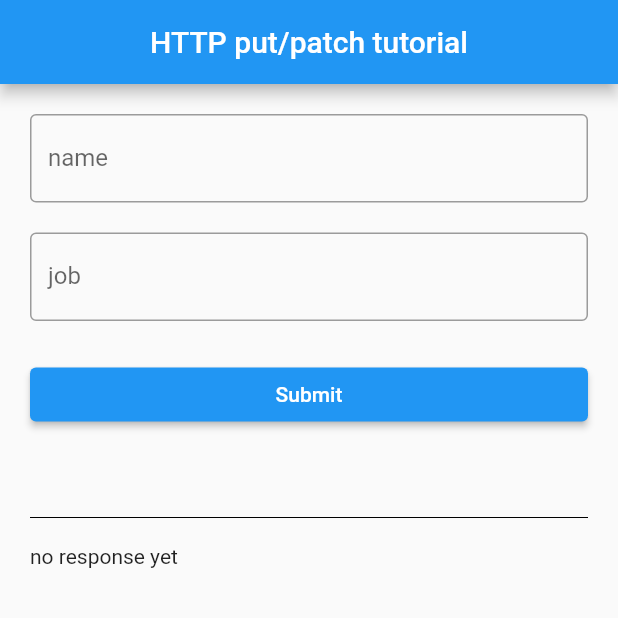
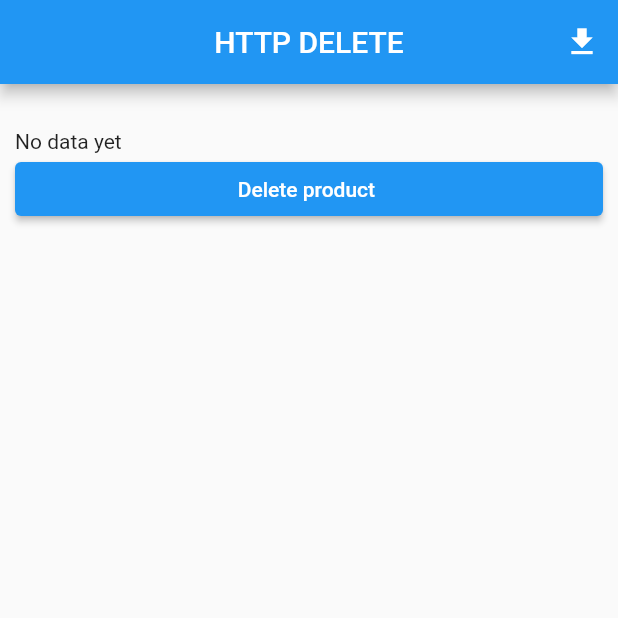
Before and after one commit to AlsoKnownAsZira/flutteringpt5, a Flutter app: the screen it shows after launch, on a phone screen of 412 x 824 dp, the top half of it. Run offline on Flutter 3.47's test engine with Material 2 defaults, Android fonts, the phone set to English and light mode, and no system bars.

Commit message:
completing deleteHttp

```diff
--- a/lib/main.dart
+++ b/lib/main.dart
@@ -4,7 +4,8 @@ import 'package:flutter/material.dart';
 //import 'pages/getHttp.dart';
 //import 'pages/postHttp.dart';
 import 'pages/putHttp.dart';
-//import 'pages/getHttp.dart';
+import 'pages/deleteHttp.dart';
+
 // ignore_for_file: prefer_const_constructors
 void main() {
   runApp(const ziraApp());
@@ -16,7 +17,7 @@ class ziraApp extends StatelessWidget {
     @override
   Widget build(BuildContext context) {
     return const MaterialApp(
-      home: putHttp(),
+      home: deleteHttp(),
       debugShowCheckedModeBanner: false,
     );
   }
--- /dev/null
+++ b/lib/pages/deleteHttp.dart
@@ -0,0 +1,61 @@
+import 'dart:convert';
+
+import 'package:flutter/material.dart';
+import 'package:http/http.dart' as ziraHttp;
+
+class deleteHttp extends StatefulWidget {
+  const deleteHttp({super.key});
+
+  @override
+  State<deleteHttp> createState() => _deleteHttpState();
+}
+
+class _deleteHttpState extends State<deleteHttp> {
+  String data = 'No data yet';
+  @override
+  Widget build(BuildContext context) {
+    return Scaffold(
+      appBar: AppBar(
+        title: Text("HTTP DELETE"),
+        centerTitle: true,
+        actions: [
+          IconButton(
+              onPressed: () async {
+                var response = await ziraHttp
+                    .get(Uri.parse('https://reqres.in/api/users/2'));
+                Map<String, dynamic> dataFetched = jsonDecode(response.body);
+                print(dataFetched);
+                dataFetched = dataFetched['data'];
+                setState(() {
+                  data =
+                      "User name: ${dataFetched['first_name']} ${dataFetched['last_name']}  -email${dataFetched['email']}";
+                });
+              },
+              icon: Icon(Icons.download))
+        ],
+      ),
+      body: Padding(
+        padding: const EdgeInsets.all(10.0),
+        child: ListView(
+          children: [
+            SizedBox(
+              height: 20,
+            ),
+            Text(data),
+            ElevatedButton(
+                onPressed: () async {
+                  var deletion = await ziraHttp.delete(Uri.parse(
+                      'https://reqres.in/api/users/2')); // data will be deleted with 204 status code
+                  if (deletion.statusCode == 204) {
+                    setState(() {
+                      data = "Product deleted";
+                    });
+                  }
+                },
+                child: Text("Delete product "))
+          ],
+        ),
+      ),
+    );
+  }
+}
```
